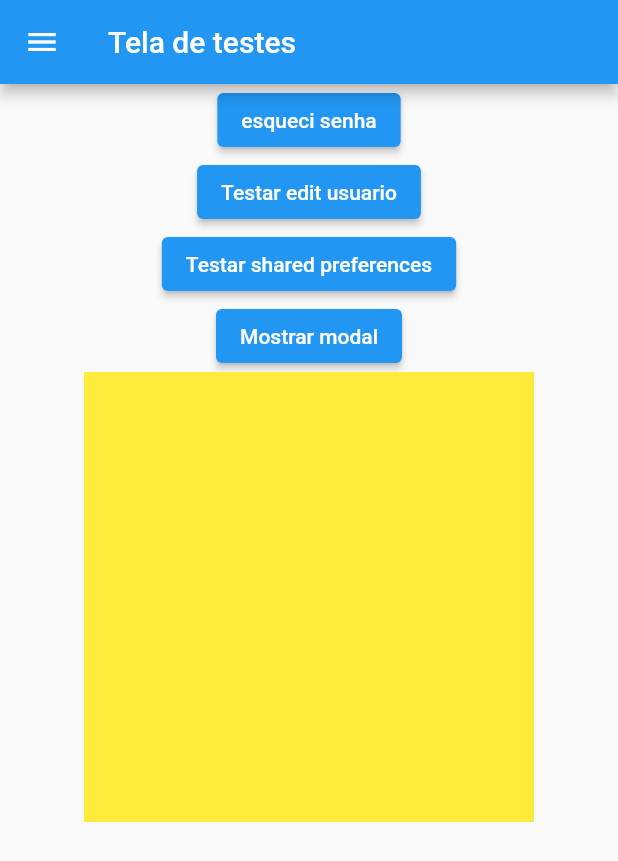
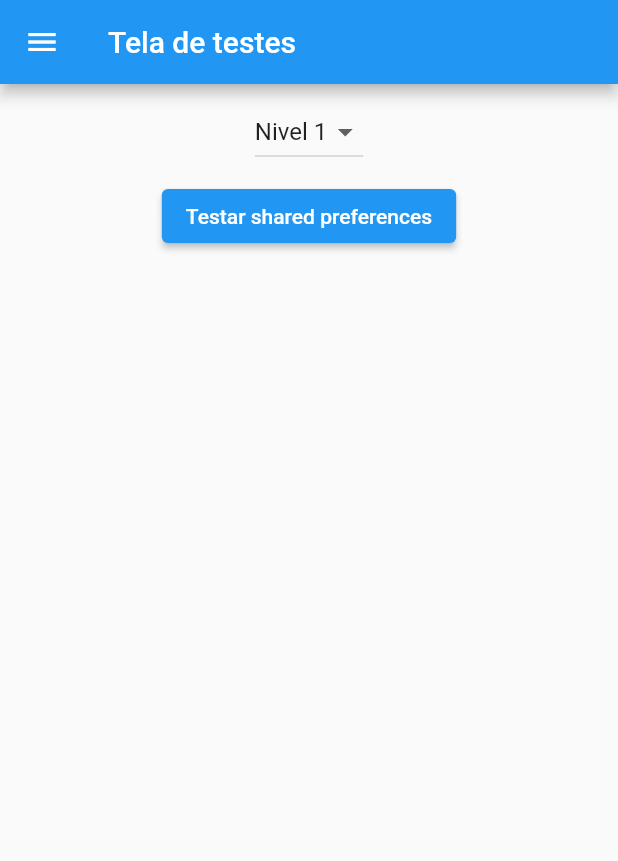
Before and after one commit to RVairoletto/prototipo-navegacao, a Flutter app: the TestesView screen opened by its route, on a phone screen of 412 x 824 dp. Shown: the top 861 px of the screen. Run offline on Flutter 3.47's test engine with Material 2 defaults, Android fonts, the phone set to English and light mode, and no system bars; our stand-ins replace email_validator, shared_preferences; accounts and stored records are empty.

Commit message:
combobox de nivel de acesso implementada no cadastro de usuario

```diff
--- a/lib/tela_testes.dart
+++ b/lib/tela_testes.dart
@@ -1,12 +1,7 @@
 import 'package:flutter/material.dart';
 import 'package:prototipo_navegacao/controller/controller_usuarios.dart';
-import 'package:prototipo_navegacao/model/usuario.dart';
-import 'package:prototipo_navegacao/widgets/default_alert_dialog.dart';
 import 'package:prototipo_navegacao/widgets/default_user_drawer.dart';
 import 'package:shared_preferences/shared_preferences.dart';
-
-import 'api/api_client.dart';
-import 'api/api_response.dart';
 
 class TestesView extends StatefulWidget {
   const TestesView({super.key});
@@ -16,59 +11,21 @@ class TestesView extends StatefulWidget {
 }
 
 class _TestesViewState extends State<TestesView> {
-  Color corContainer = Colors.yellow;
-  Map<String, dynamic> parametros = {
-    "name": "Ettore",
-    "email": "ettsegura@gmail.com",
-    "password": "123456",
-    "confirmPassword": "123456",
-    "admin": 'true'
-  };
+  List<String> descNiveisAcesso = [];
+  String dropdownValue = '';
 
-  UsuarioModel usuario = UsuarioModel();
-
-  Future<UsuarioModel?> editUsuario(UsuarioModel usuario) async {
-    String error = '';
-
-    Map user = usuario.toJson(true);
-
-    user['password'] = '123654ac';
-    user.remove('password');
-
-    ApiResponse response = await ApiClient().post(
-      endPoint: 'users/edit',
-      token: '',
-      data: user,
-    );
-
-    //confirmar códigos de sucesso e erro
-    if (response.statusCode != 204) {
-      error = response.body['error'];
-
-      return null;
-    }
-
-    return usuario;
-  }
-
-  Future<UsuarioModel?> forgotMyPassword(String email) async {
-    ApiResponse response = await ApiClient().post(
-      endPoint: 'users/forgotPassword',
-      token: '',
-      data: {'email': email},
-    );
-
-    //confirmar códigos de sucesso e erro
-    if (response.statusCode != 204) {
-      return null;
-    }
-
-    return usuario;
+  fetchNiveis(){
+    descNiveisAcesso = ['Nivel 1', 'Nivel 2', 'Nivel 3'];
+    dropdownValue = descNiveisAcesso.first;
   }
 
   @override
+  void initState() {
+    fetchNiveis();
+    super.initState();
+  }
+  @override
   Widget build(BuildContext context) {
-    ControllerUsuarios ctrUser = ControllerUsuarios();
     return Scaffold(
         drawer: const DefaultUserDrawer(),
         appBar: AppBar(title: const Text("Tela de testes")),
@@ -76,32 +33,29 @@ class _TestesViewState extends State<TestesView> {
           child: Column(
             mainAxisSize: MainAxisSize.max,
             children: [
-              //esqueci minha senha
-              ElevatedButton(
-                  onPressed: () async {
-                    forgotMyPassword('ettsegura@gmail.com');
+              //combobox
+              Flexible(
+                child: Padding(
+                  padding: const EdgeInsets.all(8),
+                  child: DropdownButton<String>(
+                    value: dropdownValue,
+                    onChanged: (value) {
+                      dropdownValue = value!;
 
-                    if (ctrUser.error != '') {
-                      //deu errado
-                      print(ctrUser.error);
-                    }
-                  },
-                  child: const Text('esqueci senha')),
-              //edit
-              ElevatedButton(
-                  onPressed: () async {
-                    usuario = await ctrUser.getUsuarioById(2);
-
-                    usuario.name = 'Ettore Segura Costa';
-
-                    editUsuario(usuario);
-
-                    if (ctrUser.error != '') {
-                      //deu errado
-                      print(ctrUser.error);
-                    }
-                  },
-                  child: const Text('Testar edit usuario')),
+                      setState(() {
+                        //
+                      });
+                    },
+                    items: [
+                      for(int i = 0; i < descNiveisAcesso.length; i++)
+                        DropdownMenuItem(
+                          value: descNiveisAcesso[i],
+                          child: Text(descNiveisAcesso[i])
+                        )
+                    ]
+                  )
+                )
+              ),
               //testando shared preferences
               ElevatedButton(
                   onPressed: () async {
@@ -119,31 +73,6 @@ class _TestesViewState extends State<TestesView> {
                         });
                   },
                   child: const Text('Testar shared preferences')),
-              //
-              ElevatedButton(
-                onPressed: () async {
-                  final result = await showDialog(
-                    context: context,
-                    builder: (context) {
-                      return const DefaultAlertDialog();
-                    },
-                  );
-
-                  setState(() {
-                    if (result) {
-                      corContainer = Colors.green;
-                    } else {
-                      corContainer = Colors.red;
-                    }
-                  });
-                },
-                child: const Text("Mostrar modal"),
-              ),
-              Container(
-                width: 300,
-                height: 300,
-                color: corContainer,
-              ),
             ],
           ),
         ));
```
Also changed, not shown: lib/view/usuarios/usuarios_form.dart (+54 -13 lines).
